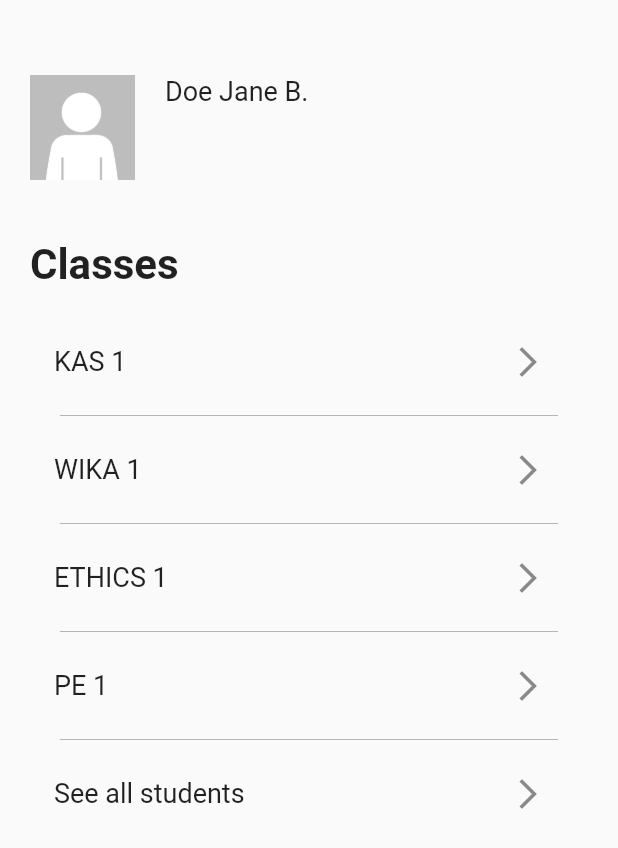
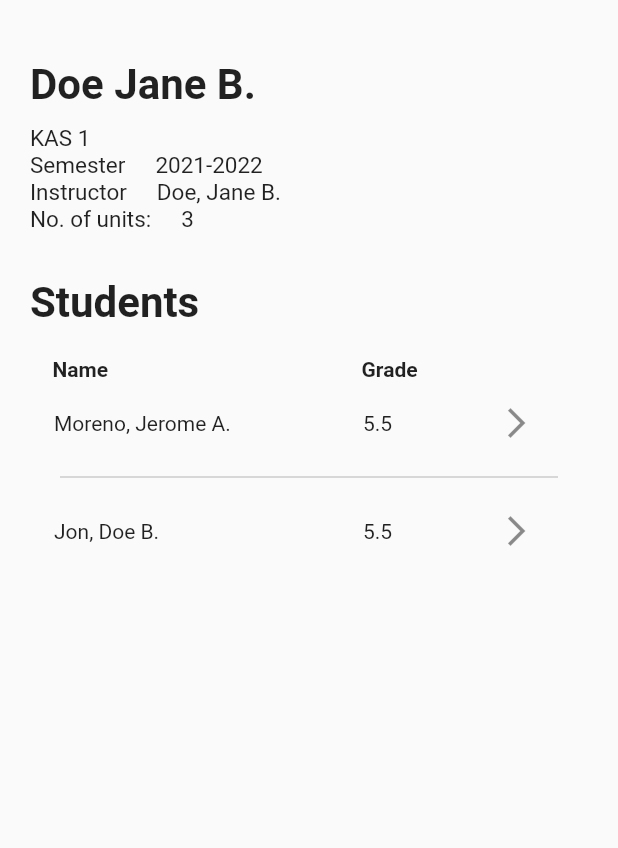
Before and after one commit to mg7237/mis_app, a Flutter app: the screen it shows after launch, after a tap on "Cancel", on a phone screen of 412 x 824 dp. Shown: the top 848 px of the screen. Run offline on Flutter 3.47's test engine with Material 2 defaults, Android fonts, the phone set to English and light mode, and no system bars; drawn by our look-alikes of overlay_support; our stand-ins replace connectivity, firebase_core, firebase_messaging, shared_preferences; accounts and stored records are empty.

Commit message:
View Course UI complete

```diff
--- a/lib/ui/login.dart
+++ b/lib/ui/login.dart
@@ -2,6 +2,7 @@ import 'package:flutter/cupertino.dart';
 import 'package:flutter/material.dart';
 import 'package:mis_app/ui/admin_menu.dart';
 import 'package:mis_app/ui/view_advisor.dart';
+import 'package:mis_app/ui/view_course.dart';
 import 'package:provider/provider.dart';
 import 'package:mis_app/providers/theme_manager.dart';
 import 'package:mis_app/util/utility.dart';
@@ -25,8 +26,10 @@ class _LoginState extends State<Login> {
   bool passwordVisible = false;
   bool rememberMe = false;
   _cancel() {
+    // Navigator.pushReplacement(
+    //     context, MaterialPageRoute(builder: (context) => ViewAdvisor()));
     Navigator.pushReplacement(
-        context, MaterialPageRoute(builder: (context) => ViewAdvisor()));
+        context, MaterialPageRoute(builder: (context) => ViewCourse()));
   }
 
   _showHidePassword() {
--- /dev/null
+++ b/lib/ui/view_course.dart
@@ -0,0 +1,202 @@
+import 'package:flutter/material.dart';
+import 'package:flutter/rendering.dart';
+import 'package:flutter/widgets.dart';
+import 'package:provider/provider.dart';
+import 'package:mis_app/providers/theme_manager.dart';
+import 'package:mis_app/ui/view_student.dart';
+
+class ViewCourse extends StatefulWidget {
+  const ViewCourse({Key? key}) : super(key: key);
+
+  @override
+  _ViewCourseState createState() => _ViewCourseState();
+}
+
+class _ViewCourseState extends State<ViewCourse> {
+  List<Map<String, String>> courses = [
+    {
+      'name': 'Kasaysayan 1',
+      'short_code': 'KAS 1',
+      'semester': '2021-2022',
+      'instructor': 'Doe, Jane B.',
+      'units_count': '3'
+    },
+    {
+      'name': 'Physical Fitness 1',
+      'short_code': 'PE 1',
+      'semester': '2021-2022',
+      'instructor': 'Doe, John V.',
+      'units_count': '5'
+    },
+  ];
+
+  List<Map<String, dynamic>> students = [
+    {
+      'name': 'Moreno, Jerome A.',
+      'photo': 'google.com',
+      'roll_number': 214823,
+      'education_level': 'Undergraduate',
+      'classes': [
+        {
+          'short_code': 'KAS 1',
+          'grade': '8.5',
+          'grade_points': '8.345',
+          'semester': '2021-2022',
+        },
+        {
+          'short_code': 'PE 1',
+          'grade': '4.5',
+          'grade_points': '4.345',
+          'semester': '2021-2022',
+        }
+      ],
+    },
+    {
+      'name': 'Jon, Doe B.',
+      'photo': 'google.com',
+      'roll_number': 214823,
+      'education_level': 'Undergraduate',
+      'classes': [
+        {
+          'short_code': 'KAS 1',
+          'grade': '8.5',
+          'grade_points': '8.345',
+          'semester': '2021-2022',
+        },
+        {
+          'short_code': 'PE 1',
+          'grade': '4.5',
+          'grade_points': '4.345',
+          'semester': '2021-2022',
+        }
+      ],
+    }
+  ];
+  int expandedIndex = -1;
+// ['KAS 1', 'WIKA 1', 'ETHICS 1', 'PE 1', 'See all students']
+
+  _showListOfStudents(int i) {
+    if (expandedIndex == i) {
+      expandedIndex = -1;
+    } else {
+      expandedIndex = i;
+    }
+    setState(() {});
+  }
+
+  @override
+  Widget build(BuildContext context) {
+    return Consumer<ThemeNotifier>(
+        builder: (context, theme, _) => MaterialApp(
+            theme: theme.getTheme(),
+            home: SafeArea(
+              child: Scaffold(
+                  resizeToAvoidBottomInset: false,
+                  body: Container(
+                    margin: EdgeInsets.all(20),
+                    child: Column(
+                      crossAxisAlignment: CrossAxisAlignment.start,
+                      children: [
+                        SizedBox(height: 20),
+                        Text(
+                          'Doe Jane B.',
+                          style: TextStyle(
+                              fontSize: 28, fontWeight: FontWeight.bold),
+                        ),
+                        SizedBox(
+                          height: 10,
+                        ),
+                        Text(courses[0]['short_code'] ?? '',
+                            style: TextStyle(fontSize: 15)),
+                        Row(children: [
+                          Text('Semester', style: TextStyle(fontSize: 15)),
+                          SizedBox(width: 20),
+                          Text(courses[0]['semester'] ?? '',
+                              style: TextStyle(fontSize: 15))
+                        ]),
+                        Row(children: [
+                          Text('Instructor', style: TextStyle(fontSize: 15)),
+                          SizedBox(width: 20),
+                          Text(courses[0]['instructor'] ?? '',
+                              style: TextStyle(fontSize: 15)),
+                        ]),
+                        Row(children: [
+                          Text('No. of units:', style: TextStyle(fontSize: 15)),
+                          SizedBox(width: 20),
+                          Text(courses[0]['units_count'] ?? '',
+                              style: TextStyle(fontSize: 15))
+                        ]),
+                        SizedBox(
+                          height: 30,
+                        ),
+                        Text('Students',
+                            style: TextStyle(
+                                fontSize: 28, fontWeight: FontWeight.bold)),
+                        SizedBox(
+                          height: 20,
+                        ),
+                        Padding(
+                          padding: const EdgeInsets.symmetric(horizontal: 15.0),
+                          child: Row(children: [
+                            Container(
+                                width: MediaQuery.of(context).size.width *
+                                    50 /
+                                    100,
+                                child: Text('Name',
+                                    style: TextStyle(
+                                        fontSize: 14,
+                                        fontWeight: FontWeight.bold))),
+                            Container(
+                                width: MediaQuery.of(context).size.width *
+                                    20 /
+                                    100,
+                                child: Text('Grade',
+                                    style: TextStyle(
+                                        fontSize: 14,
+                                        fontWeight: FontWeight.bold)))
+                          ]),
+                        ),
+                        ListView.separated(
+                            shrinkWrap: true,
+                            itemBuilder: (context, i) {
+                              return ListTile(
+                                  title: Row(children: [
+                                Container(
+                                    width: MediaQuery.of(context).size.width *
+                                        50 /
+                                        100,
+                                    child: Text(students[i]['name'],
+                                        style: TextStyle(fontSize: 14))),
+                                Container(
+                                    width: MediaQuery.of(context).size.width *
+                                        19 /
+                                        100,
+                                    child: Text('5.5',
+                                        style: TextStyle(fontSize: 14))),
+                                IconButton(
+                                  icon: Icon(Icons.arrow_forward_ios_sharp),
+                                  onPressed: () {
+                                    Navigator.push(
+                                        context,
+                                        MaterialPageRoute(
+                                            builder: (context) =>
+                                                ViewStudent()));
+                                  },
+                                )
+                              ]));
+                            },
+                            separatorBuilder: (context, i) {
+                              return Divider(
+                                thickness: .5,
+                                color: Colors.grey,
+                                indent: 20,
+                                endIndent: 20,
+                              );
+                            },
+                            itemCount: students.length)
+                      ],
+                    ),
+                  )),
+            )));
+  }
+}
--- a/lib/ui/view_advisor.dart
+++ b/lib/ui/view_student.dart
@@ -2,14 +2,14 @@ import 'package:flutter/material.dart';
 import 'package:provider/provider.dart';
 import 'package:mis_app/providers/theme_manager.dart';
 
-class ViewAdvisor extends StatefulWidget {
-  const ViewAdvisor({Key? key}) : super(key: key);
+class ViewStudent extends StatefulWidget {
+  const ViewStudent({Key? key}) : super(key: key);
 
   @override
-  _ViewAdvisorState createState() => _ViewAdvisorState();
+  _ViewStudentState createState() => _ViewStudentState();
 }
 
-class _ViewAdvisorState extends State<ViewAdvisor> {
+class _ViewStudentState extends State<ViewStudent> {
   Map<String, List<String>> classes = {
     'KAS 1': ['Name1 KAS 1', 'Name2 KAS 1', 'Name3 KAS 1'],
     'WIKA 1': ['Name1 WIKA 1', 'Name2 WIKA 1', 'Name3 WIKA 1'],
@@ -43,7 +43,7 @@ class _ViewAdvisorState extends State<ViewAdvisor> {
                     child: Column(
                       crossAxisAlignment: CrossAxisAlignment.start,
                       children: [
-                        SizedBox(height: 30),
+                        SizedBox(height: 20),
                         Row(
                             crossAxisAlignment: CrossAxisAlignment.start,
                             children: [
```
